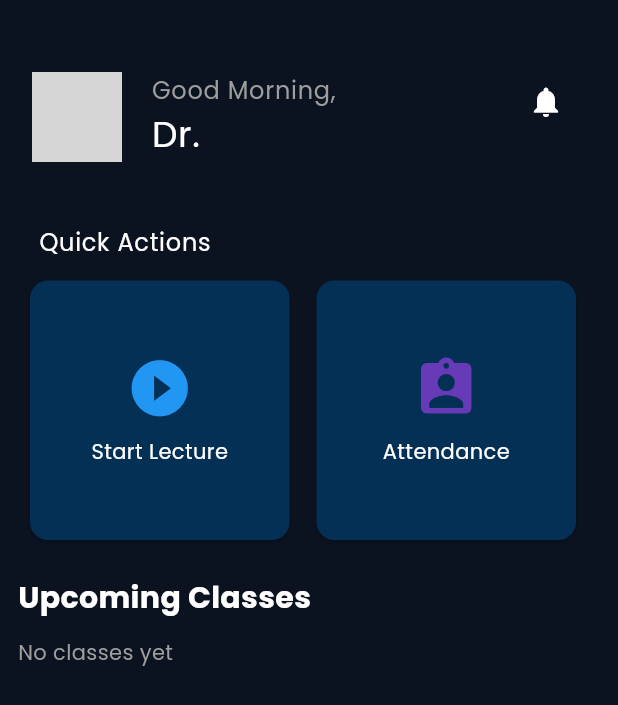
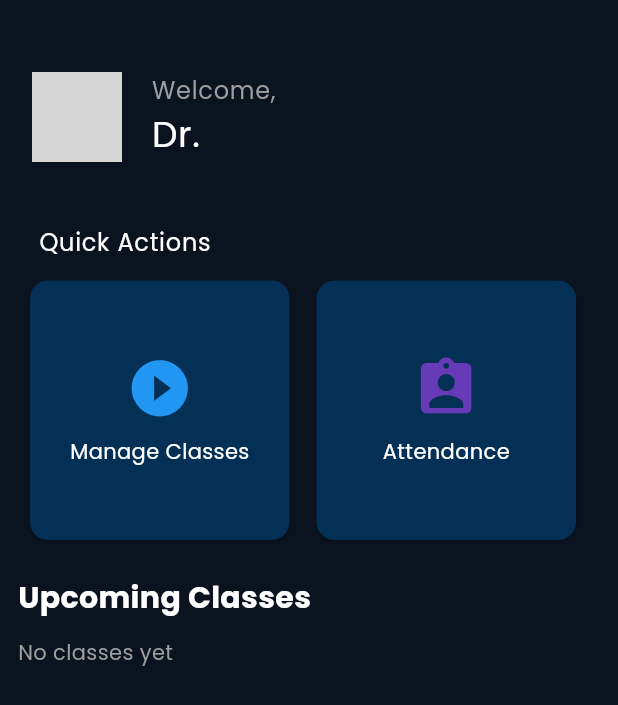
Before and after one commit to inteliiclass/InteliiClassApp, a Flutter app: the Instructordashborad screen opened by its route, on a phone screen of 412 x 824 dp. Shown: the top 705 px of the screen. Run offline on Flutter 3.47's test engine with Material 3 defaults, Android fonts, the phone set to English and light mode, and no system bars; our stand-ins replace cloud_firestore, firebase_auth, firebase_core, google_fonts; accounts and stored records are empty; network calls fail; grey boxes are pictures that could not be loaded.

Commit message:
New changes qusai

```diff
--- a/lib/screens/instructordashborad.dart
+++ b/lib/screens/instructordashborad.dart
@@ -1,6 +1,6 @@
 import 'package:flutter/material.dart';
 import 'package:google_fonts/google_fonts.dart';
-import 'package:inteliiclass/models/class_model.dart';
+
 import 'package:provider/provider.dart';
 import 'package:inteliiclass/providers/class_provider.dart';
 import 'package:inteliiclass/providers/user_provider.dart';
@@ -11,14 +11,60 @@ class Instructordashborad extends StatefulWidget {
 
   @override
   State<Instructordashborad> createState() => _InstructordashboradState();
+
+
+
 }
 
 class _InstructordashboradState extends State<Instructordashborad> {
 
-  Widget buildCourseCard(ClassModel course) {
+  late ClassProvider classProvider;
+  late UserProvider userProvider;
+@override
+  void initState() {
+  super.initState();
+  classProvider = Provider.of<ClassProvider>(context, listen: false);
+  userProvider = Provider.of<UserProvider>(context, listen: false);
+
+
+  if (userProvider.currentUser != null) {
+    classProvider.fetchClasses(instructorId: userProvider.currentUser!.uid);
+  }
+
+
+  }
+
+
+  @override
+  Widget build(BuildContext context) {
+    classProvider = Provider.of<ClassProvider>(context);
+    userProvider = Provider.of<UserProvider>(context);
+    Widget classSection;
+
+    if (classProvider.isLoading) {
+      classSection = Center(
+        child: Padding(
+          padding: const EdgeInsets.all(20),
+          child: CircularProgressIndicator(color: Colors.blue),
+        ),
+      );
+    } else if (classProvider.classes.isEmpty) {
+      classSection = Padding(
+        padding: const EdgeInsets.all(12),
+        child: Text(
+          'No classes yet',
+          style: GoogleFonts.poppins(color: Colors.grey),
+        ),
+      );
+    } else {
+      classSection = ListView.builder(
+        shrinkWrap: true,
+        physics: const NeverScrollableScrollPhysics(),
+        itemCount: classProvider.classes.length,
+        itemBuilder: (context, index) {
           return GestureDetector(
             onTap: () {
-        Navigator.pushNamed(context, '/classdetails', arguments: course);
+              Navigator.pushNamed(context, '/classdetails', arguments:  classProvider.classes);
             },
             child: Card(
               margin: const EdgeInsets.symmetric(horizontal: 12, vertical: 8),
@@ -43,7 +89,7 @@ class _InstructordashboradState extends State<Instructordashborad> {
                         crossAxisAlignment: CrossAxisAlignment.start,
                         children: [
                           Text(
-                      course.className,
+                            classProvider.classes[index].className,
                             style: GoogleFonts.poppins(
                               color: Colors.white,
                               fontWeight: FontWeight.w700,
@@ -52,7 +98,7 @@ class _InstructordashboradState extends State<Instructordashborad> {
                           ),
                           const SizedBox(height: 6),
                           Text(
-                      "${course.subject}",
+                            classProvider.classes[index].subject,
                             style: GoogleFonts.poppins(
                               color: Colors.white,
                               fontSize: 14,
@@ -67,36 +113,6 @@ class _InstructordashboradState extends State<Instructordashborad> {
               ),
             ),
           );
-  }
-
-  @override
-  Widget build(BuildContext context) {
-    final classProvider = Provider.of<ClassProvider>(context);
-    final userProvider = Provider.of<UserProvider>(context);
-    Widget classSection;
-
-    if (classProvider.isLoading) {
-      classSection = Center(
-        child: Padding(
-          padding: const EdgeInsets.all(20),
-          child: CircularProgressIndicator(color: Colors.blue),
-        ),
-      );
-    } else if (classProvider.classes.isEmpty) {
-      classSection = Padding(
-        padding: const EdgeInsets.all(12),
-        child: Text(
-          'No classes yet',
-          style: GoogleFonts.poppins(color: Colors.grey),
-        ),
-      );
-    } else {
-      classSection = ListView.builder(
-        shrinkWrap: true,
-        physics: const NeverScrollableScrollPhysics(),
-        itemCount: classProvider.classes.length,
-        itemBuilder: (context, index) {
-          return buildCourseCard(classProvider.classes[index]);
         },
       );
     }
@@ -117,11 +133,7 @@ class _InstructordashboradState extends State<Instructordashborad> {
                     shape: BoxShape.circle,
                     image: DecorationImage(
                       image:
-                          (userProvider.currentUser?.profileImageUrl != null &&
-                              userProvider
-                                  .currentUser!
-                                  .profileImageUrl!
-                                  .isNotEmpty)
+                          (userProvider.currentUser?.profileImageUrl != null )
                           ? NetworkImage(
                               userProvider.currentUser!.profileImageUrl!,
                             )
@@ -137,7 +149,7 @@ class _InstructordashboradState extends State<Instructordashborad> {
                     crossAxisAlignment: CrossAxisAlignment.start,
                     children: [
                       Text(
-                        "Good Morning,",
+                        "Welcome,",
                         style: GoogleFonts.poppins(color: Colors.grey),
                       ),
                       Text(
@@ -150,14 +162,8 @@ class _InstructordashboradState extends State<Instructordashborad> {
                     ],
                   ),
                 ),
-                Spacer(),
-                Container(
-                  alignment: Alignment.bottomRight,
-                  child: IconButton(
-                    onPressed: () {},
-                    icon: Icon(Icons.notifications, color: Colors.white),
-                  ),
-                ),
+
+
               ],
             ),
           ),
@@ -177,7 +183,6 @@ class _InstructordashboradState extends State<Instructordashborad> {
                   shrinkWrap: true,
                   physics: const NeverScrollableScrollPhysics(),
                   crossAxisCount: 2,
-                  mainAxisSpacing: 10,
                   crossAxisSpacing: 10,
                   childAspectRatio: 1,
                   children: [
@@ -195,7 +200,7 @@ class _InstructordashboradState extends State<Instructordashborad> {
                               Container(
                                 margin: EdgeInsets.fromLTRB(0, 10, 0, 0),
                                 child: Text(
-                                  "Start Lecture",
+                                  "Manage Classes",
                                   style: GoogleFonts.poppins(
                                     color: Colors.white,
                                   ),
```
Also changed, not shown: lib/screens/classDetails.dart (+21 -1 lines), lib/screens/manageClasses.dart (+80 -68 lines). Lines whose indentation alone changed are shown as unchanged.
